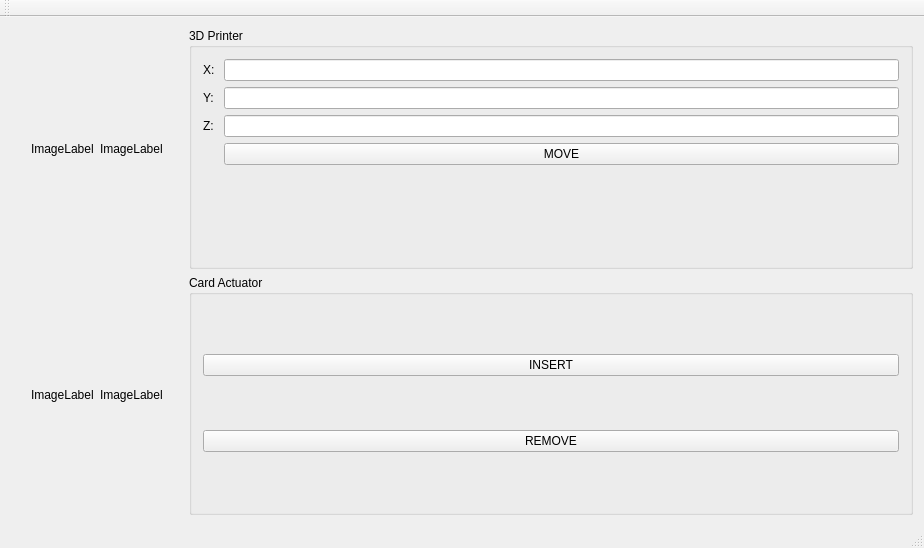
The window that ui/mainwindow.ui (stone-payments/pos-unified-test-automation) describes before a commit, drawn with Qt 5.
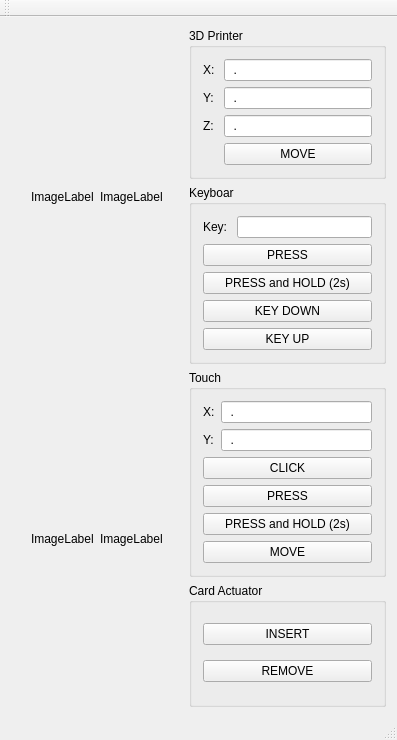
The same window after the commit.

Commit message: Add buttons on MainWindow to test touch and keyboard

What changed in the file:
```diff
--- a/ui/mainwindow.ui
+++ b/ui/mainwindow.ui
@@ -6,8 +6,8 @@
    <rect>
     <x>0</x>
     <y>0</y>
-    <width>924</width>
-    <height>548</height>
+    <width>397</width>
+    <height>740</height>
    </rect>
   </property>
   <property name="windowTitle">
@@ -78,7 +78,11 @@
             </widget>
            </item>
            <item row="1" column="1">
-            <widget class="QLineEdit" name="dy"/>
+            <widget class="QLineEdit" name="dy">
+             <property name="inputMask">
+              <string>99.9</string>
+             </property>
+            </widget>
            </item>
            <item row="2" column="0">
             <widget class="QLabel" name="label_z">
@@ -88,7 +92,11 @@
             </widget>
            </item>
            <item row="2" column="1">
-            <widget class="QLineEdit" name="dz"/>
+            <widget class="QLineEdit" name="dz">
+             <property name="inputMask">
+              <string>99.9</string>
+             </property>
+            </widget>
            </item>
            <item row="3" column="1">
             <widget class="QPushButton" name="buttonMove">
@@ -98,13 +106,147 @@
             </widget>
            </item>
            <item row="0" column="1">
-            <widget class="QLineEdit" name="dx"/>
+            <widget class="QLineEdit" name="dx">
+             <property name="inputMask">
+              <string>99.9</string>
+             </property>
+            </widget>
            </item>
           </layout>
          </item>
         </layout>
        </widget>
       </item>
+      <item>
+       <widget class="QGroupBox" name="groupBox_3">
+        <property name="title">
+         <string>Keyboar</string>
+        </property>
+        <layout class="QVBoxLayout" name="verticalLayout_4">
+         <item>
+          <layout class="QFormLayout" name="formLayout_2">
+           <property name="topMargin">
+            <number>0</number>
+           </property>
+           <item row="0" column="1">
+            <widget class="QLineEdit" name="inputKey">
+             <property name="inputMask">
+              <string>N</string>
+             </property>
+            </widget>
+           </item>
+           <item row="0" column="0">
+            <widget class="QLabel" name="label">
+             <property name="text">
+              <string>Key: </string>
+             </property>
+            </widget>
+           </item>
+          </layout>
+         </item>
+         <item>
+          <widget class="QPushButton" name="buttonKeyPress">
+           <property name="text">
+            <string>PRESS</string>
+           </property>
+          </widget>
+         </item>
+         <item>
+          <widget class="QPushButton" name="buttonKeyPressAndHold">
+           <property name="text">
+            <string>PRESS and HOLD (2s)</string>
+           </property>
+          </widget>
+         </item>
+         <item>
+          <widget class="QPushButton" name="buttonKeyDown">
+           <property name="text">
+            <string>KEY DOWN</string>
+           </property>
+          </widget>
+         </item>
+         <item>
+          <widget class="QPushButton" name="buttonKeyUp">
+           <property name="text">
+            <string>KEY UP</string>
+           </property>
+          </widget>
+         </item>
+        </layout>
+       </widget>
+      </item>
+      <item>
+       <widget class="QGroupBox" name="groupBox_4">
+        <property name="title">
+         <string>Touch</string>
+        </property>
+        <layout class="QVBoxLayout" name="verticalLayout_3">
+         <item>
+          <layout class="QFormLayout" name="formLayout_3">
+           <property name="topMargin">
+            <number>0</number>
+           </property>
+           <item row="0" column="0">
+            <widget class="QLabel" name="label_2">
+             <property name="text">
+              <string>X:</string>
+             </property>
+            </widget>
+           </item>
+           <item row="1" column="0">
+            <widget class="QLabel" name="label_3">
+             <property name="text">
+              <string>Y:</string>
+             </property>
+            </widget>
+           </item>
+           <item row="0" column="1">
+            <widget class="QLineEdit" name="inputTouchX">
+             <property name="inputMask">
+              <string>99.9</string>
+             </property>
+            </widget>
+           </item>
+           <item row="1" column="1">
+            <widget class="QLineEdit" name="inputTouchY">
+             <property name="inputMask">
+              <string>99.9</string>
+             </property>
+            </widget>
+           </item>
+          </layout>
+         </item>
+         <item>
+          <widget class="QPushButton" name="buttonTouchClick">
+           <property name="text">
+            <string>CLICK</string>
+           </property>
+          </widget>
+         </item>
+         <item>
+          <widget class="QPushButton" name="buttonTouchPress">
+           <property name="text">
+            <string>PRESS</string>
+           </property>
+          </widget>
+         </item>
+         <item>
+          <widget class="QPushButton" name="buttonTouchPressAndHold">
+           <property name="text">
+            <string>PRESS and HOLD (2s)</string>
+           </property>
+          </widget>
+         </item>
+         <item>
+          <widget class="QPushButton" name="buttonTouchMove">
+           <property name="text">
+            <string>MOVE</string>
+           </property>
+          </widget>
+         </item>
+        </layout>
+       </widget>
+      </item>
       <item>
        <widget class="QGroupBox" name="groupBox_2">
         <property name="title">
```
Left out of the diff: 4 changed lines with no effect on the pictures. The commit also changes 2 other files.
